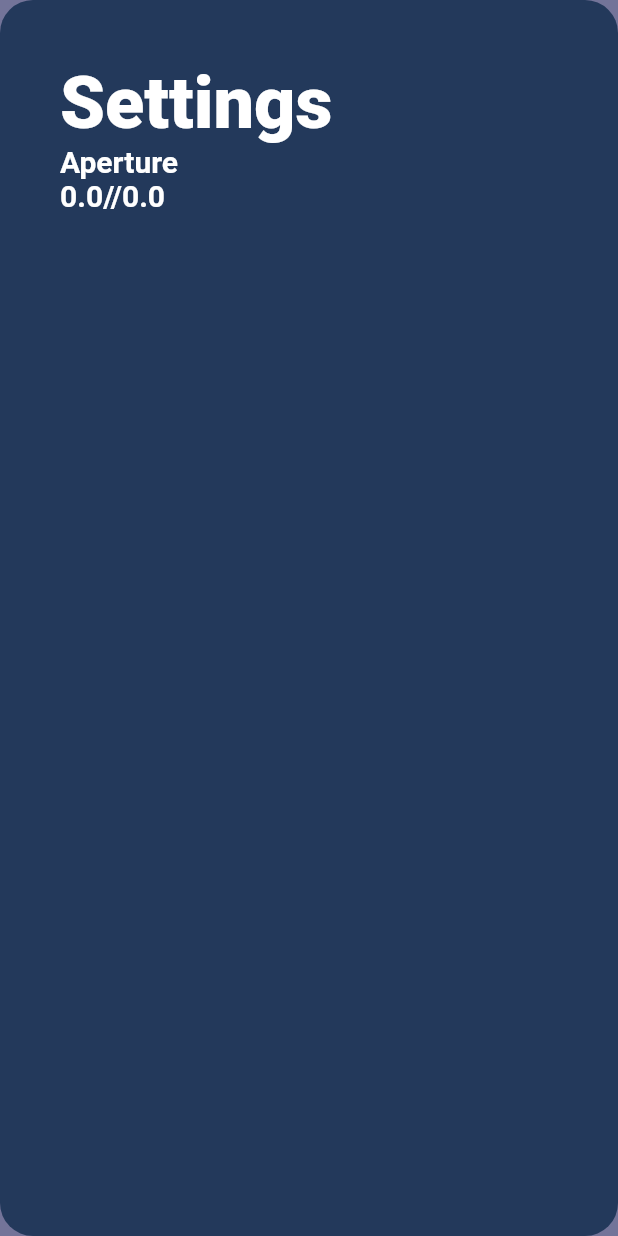
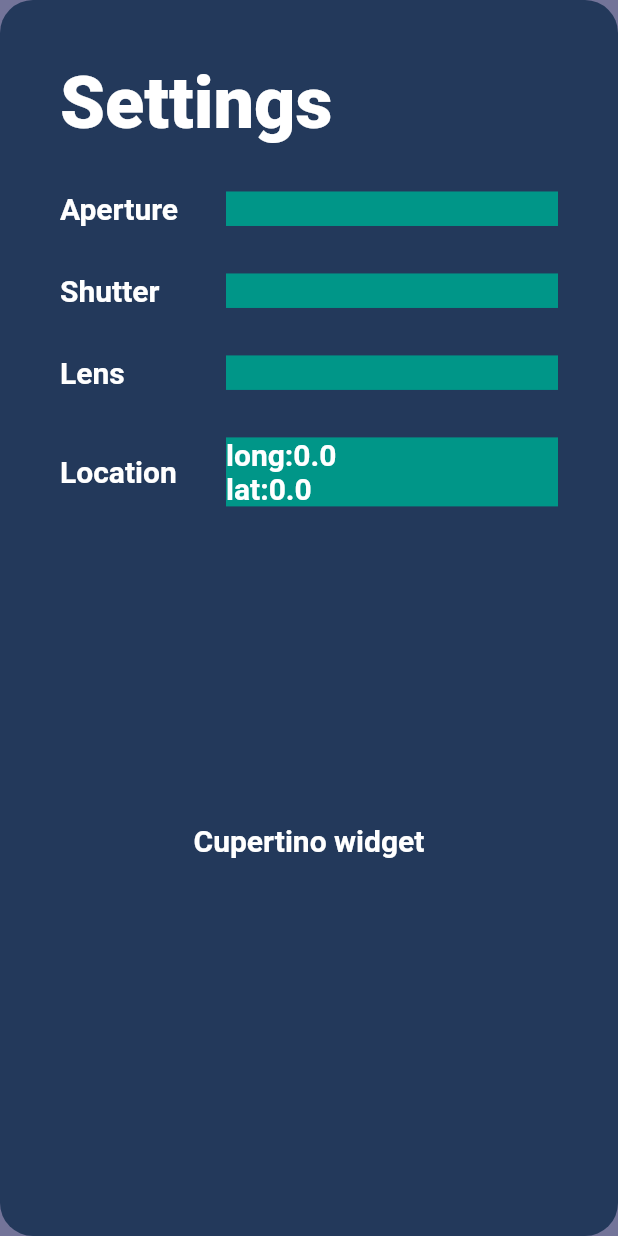
Before and after one commit to SteveTangO/film_camera_helper, a Flutter app: the SettingScreen screen opened directly, on a phone screen of 412 x 824 dp. Run offline on Flutter 3.47's test engine with Material 2 defaults, Android fonts, the light colour scheme and no system bars; our stand-ins replace animated_text_kit, geolocator, google_fonts, google_maps_flutter; missing offline and left inert: dotenv, flutter_widgets.

Commit message:
build layout for setting screen

```diff
--- a/lib/screens/setting_screen.dart
+++ b/lib/screens/setting_screen.dart
@@ -4,6 +4,8 @@ import 'package:flutter/cupertino.dart';
 import 'package:flutter/material.dart';
 import 'package:geolocator/geolocator.dart';
 import 'package:film_camera_campanion/utilities/constants.dart';
+
+import '../utilities/constants.dart';
 
 class SettingScreen extends StatefulWidget {
   @override
@@ -35,20 +37,89 @@ class _SettingScreenState extends State<SettingScreen> {
               child: Container(
                 padding: EdgeInsets.all(40),
                 child: Column(
+                  children: <Widget>[
+                    Expanded(
+                      flex: 2,
+                      child: Column(
+                        mainAxisAlignment: MainAxisAlignment.spaceBetween,
                         crossAxisAlignment: CrossAxisAlignment.start,
+                        children: <Widget>[
+                          Row(
                             children: <Widget>[
                               Text(
                                 'Settings',
                                 style: ksettingtextstyle,
                               ),
-                    Text(
-                      'Aperture',
+                            ],
+                          ),
+                          Row(
+                            children: <Widget>[
+                              Expanded(
+                                child: Text(
+                                  'Aperture ',
                                   style: kbodytextstyle,
                                 ),
-                    Text(
-                      '$longitude//$latitude',
+                                flex: 1,
+                              ),
+                              Expanded(
+                                child: Container(
+                                  child: Text("",style: kbodytextstyle,),
+                                  color: Colors.teal,
+                                ),
+                                flex: 2,
+                              )
+                            ],
+                          ),
+                          Row(
+                            children: <Widget>[
+                              Expanded(child: Text("Shutter ",style: kbodytextstyle,),flex: 1,),
+                              Expanded(
+                                child: Container(
+                                  child: Text(
+                                    "", style: kbodytextstyle,
+                                  ),
+                                  color: Colors.teal,
+                                ),
+                                flex: 2,
+                              )
+                            ],
+                          ),
+                          Row(
+                            children: <Widget>[
+                              Expanded(child: Text("Lens ",style: kbodytextstyle,),flex: 1,),
+                              Expanded(
+                                child: Container(
+                                  child: Text(
+                                    "", style: kbodytextstyle,
+                                  ),
+                                  color: Colors.teal,
+                                ),
+                                flex: 2,
+                              )
+                            ],
+                          ),
+                          Row(
+                            children: <Widget>[
+                              Expanded(child: Text("Location ",style: kbodytextstyle,),flex: 1,),
+                              Expanded(
+                                child: Container(
+                                  child: Text(
+                                    'long:$longitude\nlat:$latitude',
                                     style: kbodytextstyle,
                                   ),
+                                  color: Colors.teal,
+                                ),
+                                flex: 2,
+                              )
+                            ],
+                          )
+                        ],
+                      ),
+                    ),
+                    Expanded(
+                      flex: 3,
+                      child: Center(child: Text("Cupertino widget",style: kbodytextstyle,),),
+                    )
                   ],
                 ),
                 decoration: BoxDecoration(
```
Lines whose indentation alone changed are shown as unchanged.
